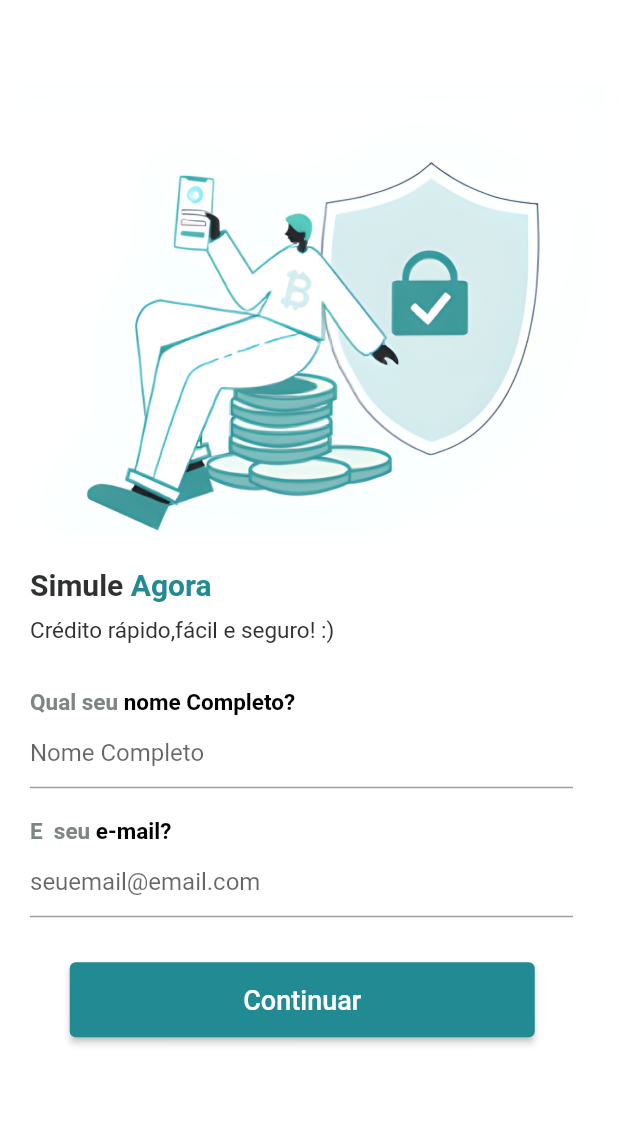
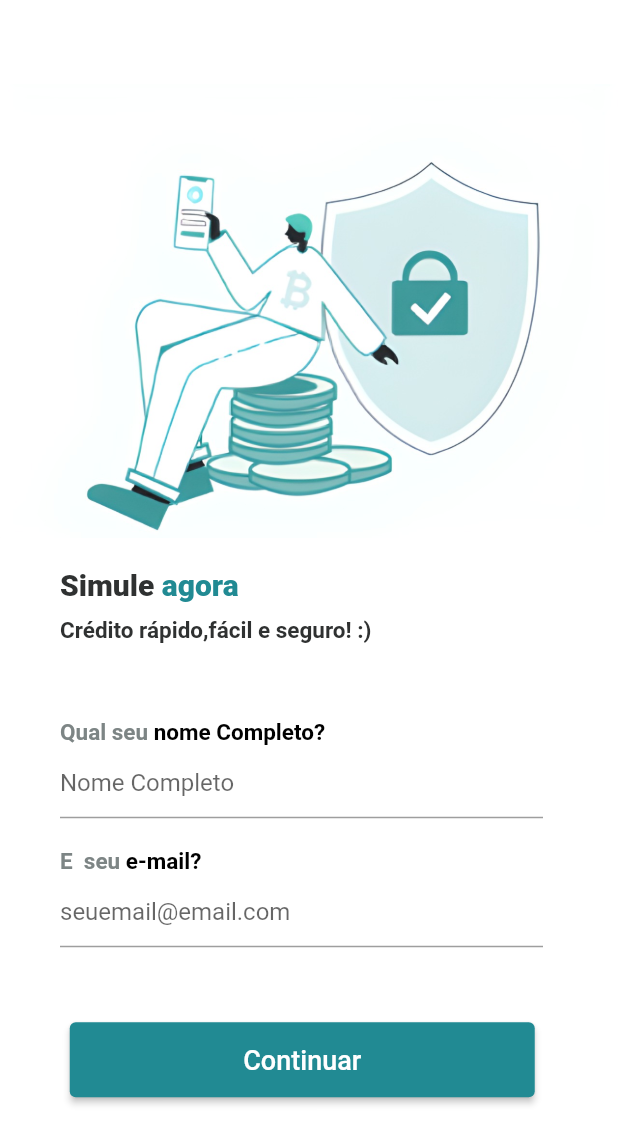
Before and after one commit to juliane-maria/credit-simulator, a Flutter app: the screen it shows after launch, on a phone screen of 412 x 824 dp. Shown: the top 1144 px of the screen. Run offline on Flutter 3.47's test engine with Material 2 defaults, Android fonts, the phone set to English and light mode, and no system bars; our stand-ins replace flutter_modular, shared_preferences.

Commit message:
feat(home): state e modularização

```diff
--- /dev/null
+++ b/lib/core/presenter/app_state.dart
@@ -0,0 +1,27 @@
+import 'package:flutter/material.dart';
+import 'package:flutter_modular/flutter_modular.dart';
+
+abstract class AppState<TWidget extends StatefulWidget,
+    TBind extends ChangeNotifier> extends State<TWidget> {
+  final TBind _state = Modular.get<TBind>();
+
+  TBind get state => _state;
+
+  bool get needDispose => true;
+
+  @override
+  void initState() {
+    super.initState();
+
+    _state.addListener(() => setState(() {}));
+  }
+
+  @override
+  void dispose() {
+    super.dispose();
+
+    if (needDispose) {
+      Modular.dispose<TBind>();
+    }
+  }
+}
--- a/lib/presenter/pages/home_page/home_page.dart
+++ b/lib/presenter/pages/home_page/home_page.dart
@@ -1,12 +1,19 @@
 import 'package:flutter/material.dart';
-import 'package:flutter_modular/flutter_modular.dart';
 
+import '../../../core/presenter/app_state.dart';
 import '../../components/button_padrao_component.dart';
+import 'home_state.dart';
 import 'widgets/form_fields_widget.dart';
+import 'widgets/home_title_widget.dart';
 
-class HomePage extends StatelessWidget {
+class HomePage extends StatefulWidget {
   const HomePage({Key? key}) : super(key: key);
 
+  @override
+  State<HomePage> createState() => _HomePageState();
+}
+
+class _HomePageState extends AppState<HomePage, HomeState> {
   @override
   Widget build(BuildContext context) {
     return Scaffold(
@@ -16,6 +23,7 @@ class HomePage extends StatelessWidget {
         backgroundColor: Colors.white,
       ),
       body: SingleChildScrollView(
+        physics: const BouncingScrollPhysics(),
         child: Container(
           color: Colors.white,
           child: Column(
@@ -23,72 +31,44 @@ class HomePage extends StatelessWidget {
               Image.asset(
                 "assets/image_1.jpeg",
               ),
+              const HomeTitleWidget(),
+              const SizedBox(height: 30),
               Padding(
-                padding: const EdgeInsets.only(left: 20, top: 20),
-                child: Row(
+                padding: const EdgeInsets.all(20),
+                child: Form(
+                  key: state.formKey,
+                  child: Column(
+                    crossAxisAlignment: CrossAxisAlignment.start,
                     children: [
-                    Text.rich(
-                      TextSpan(
-                        text: 'Simule ',
-                        style: TextStyle(
-                          fontSize: 20,
-                          fontWeight: FontWeight.bold,
-                          color: Color.fromARGB(255, 47, 49, 49),
-                        ),
-                        children: [
-                          TextSpan(
-                            text: 'Agora',
-                            style: TextStyle(
-                              fontSize: 20,
-                              fontWeight: FontWeight.bold,
-                              color: Color.fromARGB(
-                                255,
-                                33,
-                                138,
-                                147,
-                              ),
-                            ),
-                          ),
-                        ],
-                      ),
-                    ),
-                  ],
-                ),
-              ),
-              Padding(
-                padding: const EdgeInsets.only(left: 20, top: 10),
-                child: Row(
-                  children: [
-                    Text(
-                      "Crédito rápido,fácil e seguro! :)",
-                      style: TextStyle(
-                        fontSize: 15,
-                        fontWeight: FontWeight.w400,
-                        color: Color.fromARGB(255, 47, 49, 49),
-                      ),
-                    )
-                  ],
-                ),
-              ),
-              SizedBox(height: 30),
-              Padding(
-                padding: const EdgeInsets.only(bottom: 20),
-                child: FormFielsWidget(
+                      FormFielsWidget(
                         firsTitle: 'Qual seu ',
                         secondTitle: 'nome Completo?',
                         label: 'Nome Completo',
+                        onChanged: (value) {
+                          state.name = value;
+                        },
+                        validator: (value) => state.validateName(value),
                       ),
+                      SizedBox(
+                        height: 20,
                       ),
                       FormFielsWidget(
                         firsTitle: 'E  seu ',
                         secondTitle: 'e-mail?',
                         label: 'seuemail@email.com',
+                        onChanged: (value) {
+                          state.email = value;
+                        },
+                        validator: (value) => state.validateEmail(value),
+                      ),
+                    ],
+                  ),
+                ),
               ),
               ButtonComponent(
                 buttonText: 'Continuar',
-                  onTap: () {
-                    Modular.to.pushNamed('/first-page');
-                  }),
+                onTap: () => state.nextPage(),
+              )
             ],
           ),
         ),
--- a/lib/presenter/pages/home_page/widgets/form_fields_widget.dart
+++ b/lib/presenter/pages/home_page/widgets/form_fields_widget.dart
@@ -1,31 +1,21 @@
 import 'package:flutter/material.dart';
 
-class FormFielsWidget extends StatefulWidget {
+class FormFielsWidget extends StatelessWidget {
   final String firsTitle;
   final String secondTitle;
   final String label;
+  final void Function(String value)? onChanged;
+  final String? Function(String? value)? validator;
 
-  FormFielsWidget({
+  const FormFielsWidget({
     Key? key,
     required this.firsTitle,
     required this.secondTitle,
     required this.label,
+    required this.onChanged,
+    required this.validator,
   }) : super(key: key);
 
-  @override
-  State<FormFielsWidget> createState() => _FormFielsWidgetState();
-  final ButtonStyle flatButtonStyle = TextButton.styleFrom(
-    primary: Colors.white,
-    minimumSize: Size(88, 44),
-    padding: EdgeInsets.symmetric(horizontal: 16.0),
-    shape: const RoundedRectangleBorder(
-      borderRadius: BorderRadius.all(Radius.circular(2.0)),
-    ),
-    backgroundColor: Colors.blue,
-  );
-}
-
-class _FormFielsWidgetState extends State<FormFielsWidget> {
   @override
   Widget build(BuildContext context) {
     return Column(
@@ -36,14 +26,14 @@ class _FormFielsWidgetState extends State<FormFielsWidget> {
               padding: const EdgeInsets.only(left: 20),
               child: Text.rich(
                 TextSpan(
-                    text: widget.firsTitle,
+                    text: firsTitle,
                     style: TextStyle(
                         fontWeight: FontWeight.bold,
                         fontSize: 15,
                         color: Color.fromARGB(255, 125, 133, 133)),
                     children: [
                       TextSpan(
-                        text: widget.secondTitle,
+                        text: secondTitle,
                         style: TextStyle(
                           fontWeight: FontWeight.bold,
                           fontSize: 15,
@@ -58,8 +48,11 @@ class _FormFielsWidgetState extends State<FormFielsWidget> {
         Padding(
           padding: const EdgeInsets.only(left: 20, right: 30),
           child: TextFormField(
+            onChanged: onChanged,
+            validator: validator,
+            autovalidateMode: AutovalidateMode.onUserInteraction,
             decoration: InputDecoration(
-              hintText: widget.label,
+              hintText: label,
             ),
           ),
         ),
--- /dev/null
+++ b/lib/presenter/pages/home_page/widgets/home_title_widget.dart
@@ -0,0 +1,61 @@
+import 'package:flutter/material.dart';
+// padding: const EdgeInsets.only(left: 20, top: 20),
+
+class HomeTitleWidget extends StatelessWidget {
+  const HomeTitleWidget({Key? key}) : super(key: key);
+
+  @override
+  Widget build(BuildContext context) {
+    return Padding(
+      padding: const EdgeInsets.only(left: 40, top: 20),
+      child: Column(
+        children: [
+          Row(
+            children: [
+              Text.rich(
+                TextSpan(
+                  text: 'Simule ',
+                  style: TextStyle(
+                    fontSize: 20,
+                    fontWeight: FontWeight.w900,
+                    color: Color.fromARGB(255, 47, 49, 49),
+                  ),
+                  children: [
+                    TextSpan(
+                      text: 'agora',
+                      style: TextStyle(
+                        fontSize: 20,
+                        fontWeight: FontWeight.w900,
+                        color: Color.fromARGB(
+                          255,
+                          33,
+                          138,
+                          147,
+                        ),
+                      ),
+                    ),
+                  ],
+                ),
+              ),
+            ],
+          ),
+          SizedBox(
+            height: 10,
+          ),
+          Row(
+            children: [
+              Text(
+                "Crédito rápido,fácil e seguro! :)",
+                style: TextStyle(
+                  fontSize: 15,
+                  fontWeight: FontWeight.w600,
+                  color: Color.fromARGB(255, 47, 49, 49),
+                ),
+              )
+            ],
+          ),
+        ],
+      ),
+    );
+  }
+}
--- a/pubspec.yaml
+++ b/pubspec.yaml
@@ -35,6 +35,8 @@ dependencies:
   # Use with the CupertinoIcons class for iOS style icons.
   cupertino_icons: ^1.0.2
   flutter_modular: ^5.0.3
+  shared_preferences: ^2.0.15
+  currency_text_input_formatter: ^2.1.7
 
 
 dev_dependencies:
```
Also changed, not shown: lib/core/modules/app_module.dart (+15 -1 lines), lib/presenter/pages/home_page/home_state.dart (added, +52 -0 lines), pubspec.lock. Lines whose indentation alone changed are shown as unchanged.
